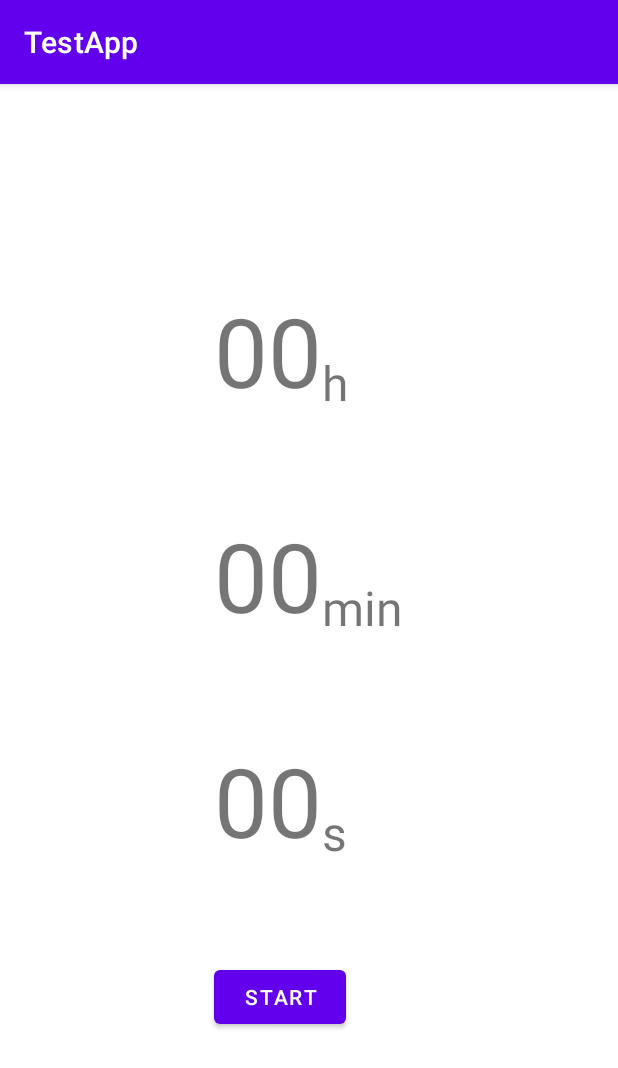
After one commit to MuroPlankton/TestApp, an Android app: the TimerActivity screen opened directly, with no data from a screen before it, on a phone screen of 412 x 824 dp. The commit adds this screen. Shown: the top 1068 px of the screen. Run offline under Robolectric (Android 15) with nearby library versions, the phone set to English and light mode, and no system bars.

Commit message:
Added timer
This commit also includes a work-in-progress blackjack game.

```diff
--- a/app/src/main/AndroidManifest.xml
+++ b/app/src/main/AndroidManifest.xml
@@ -33,6 +33,7 @@
             android:name=".citysearch.CitySearchActivity"
             android:windowSoftInputMode="adjustResize">
         </activity>
+        <activity android:name=".timer.TimerActivity"/>
 
         <uses-library
             android:name="org.apache.http.legacy"
--- /dev/null
+++ b/app/src/main/java/com/choicely/myapplication/timer/TimerActivity.java
@@ -0,0 +1,144 @@
+package com.choicely.myapplication.timer;
+
+import android.os.Bundle;
+import android.os.CountDownTimer;
+import android.view.View;
+import android.widget.Button;
+import android.widget.TextView;
+import android.widget.Toast;
+
+import androidx.annotation.Nullable;
+import androidx.appcompat.app.AppCompatActivity;
+
+import com.choicely.myapplication.R;
+
+import java.util.ArrayList;
+import java.util.List;
+
+public class TimerActivity extends AppCompatActivity {
+
+    private static final String TAG = "TimerActivity";
+    private TextView hoursText, minutesText, secondsText;
+    private Button controlButton;
+    private boolean isTimerRunning = false;
+    long time;
+    private CountDownTimer countDownTimer;
+
+    private View.OnClickListener onClickListener = v -> {
+        List<Integer> digits = getDigitsOnScreen();
+
+        switch (v.getId()) {
+            default:
+            case R.id.activity_timer_hours:
+                hoursText.setText(advanceDigit(digits.get(2), 24));
+                break;
+            case R.id.activity_timer_minutes:
+                minutesText.setText(advanceDigit(digits.get(1), 59));
+                break;
+            case R.id.activity_timer_seconds:
+                secondsText.setText(advanceDigit(digits.get(0), 59));
+        }
+
+        updateTimeValue();
+        if (!isTimerRunning && time > 0) {
+            controlButton.setEnabled(true);
+        } else if (isTimerRunning) {
+            countDownTimer.cancel();
+            controlButton.setText(R.string.timer_start);
+            isTimerRunning = false;
+        }
+    };
+
+    @Override
+    protected void onCreate(@Nullable Bundle savedInstanceState) {
+        super.onCreate(savedInstanceState);
+        setContentView(R.layout.activity_timer);
+
+        hoursText = findViewById(R.id.activity_timer_hours);
+        hoursText.setText("00");
+        minutesText = findViewById(R.id.activity_timer_minutes);
+        minutesText.setText("00");
+        secondsText = findViewById(R.id.activity_timer_seconds);
+        secondsText.setText("00");
+
+        hoursText.setOnClickListener(onClickListener);
+        minutesText.setOnClickListener(onClickListener);
+        secondsText.setOnClickListener(onClickListener);
+
+        controlButton = findViewById(R.id.activity_timer_button);
+        controlButton.setText(R.string.timer_start);
+        controlButton.setOnClickListener(v -> {
+            controlButton.setText((isTimerRunning) ? R.string.timer_start : R.string.stop_timer);
+            if (isTimerRunning) {
+                countDownTimer.cancel();
+                hoursText.setText("00");
+                minutesText.setText("00");
+                secondsText.setText("00");
+                controlButton.setEnabled(false);
+                isTimerRunning = false;
+            } else {
+                startTimer();
+                isTimerRunning = true;
+            }
+        });
+    }
+
+    private void updateTimeValue() {
+        List<Integer> digits = getDigitsOnScreen();
+        time = digits.get(2) * 60 * 60 * 1000 + digits.get(1) * 60 * 1000 + digits.get(0) * 1000;
+    }
+
+    private String advanceDigit(int currentNumber, int maxNumber) {
+        if (currentNumber >= maxNumber) {
+            return "00";
+        }
+
+        currentNumber++;
+        return (currentNumber < 10) ? "0" + currentNumber : "" + currentNumber;
+    }
+
+    private void startTimer() {
+        updateTimeValue();
+        countDownTimer = new CountDownTimer(time, 1000) {
+            @Override
+            public void onTick(long millisUntilFinished) {
+                lowerDigits();
+            }
+
+            @Override
+            public void onFinish() {
+                Toast.makeText(getApplicationContext(), "Time is up!", Toast.LENGTH_LONG).show();
+                isTimerRunning = false;
+                controlButton.setEnabled(false);
+                controlButton.setText(R.string.timer_start);
+            }
+        };
+        countDownTimer.start();
+    }
+
+    private void lowerDigits() {
+        List<Integer> digits = getDigitsOnScreen();
+        int seconds = digits.get(0);
+        if (seconds < 1) {
+            secondsText.setText("59");
+            int minutes = digits.get(1);
+            if (minutes < 1) {
+                minutesText.setText("59");
+                int hours = digits.get(2) - 1;
+                hoursText.setText((hours < 10) ? "0" + hours : "" + hours);
+            } else {
+                minutesText.setText((minutes - 1 < 10) ? "0" + (minutes - 1) : "" + (minutes - 1));
+            }
+        } else {
+            secondsText.setText((seconds - 1 < 10) ? "0" + (seconds - 1) : "" + (seconds - 1));
+        }
+    }
+
+    private List<Integer> getDigitsOnScreen() {
+        List<Integer> digits = new ArrayList<>();
+        digits.add(Integer.parseInt(secondsText.getText().toString()));
+        digits.add(Integer.parseInt(minutesText.getText().toString()));
+        digits.add(Integer.parseInt(hoursText.getText().toString()));
+        return digits;
+    }
+}
--- /dev/null
+++ b/app/src/main/res/layout/activity_timer.xml
@@ -0,0 +1,76 @@
+<?xml version="1.0" encoding="utf-8"?>
+<RelativeLayout
+    xmlns:android="http://schemas.android.com/apk/res/android"
+    xmlns:tools="http://schemas.android.com/tools"
+    android:layout_width="match_parent"
+    android:layout_height="match_parent"
+    android:gravity="center"
+    >
+
+    <TextView
+        android:id="@+id/activity_timer_hours"
+        android:layout_width="wrap_content"
+        android:layout_height="wrap_content"
+        android:layout_marginVertical="32dp"
+        android:textSize="64sp"
+        tools:text="00"
+        android:gravity="center_vertical"
+        />
+
+    <TextView
+        android:layout_width="wrap_content"
+        android:layout_height="wrap_content"
+        android:layout_alignBottom="@id/activity_timer_hours"
+        android:layout_toRightOf="@id/activity_timer_hours"
+        android:text="@string/h"
+        android:textSize="32sp"
+        />
+
+    <TextView
+        android:id="@+id/activity_timer_minutes"
+        android:layout_width="wrap_content"
+        android:layout_height="wrap_content"
+        android:layout_below="@id/activity_timer_hours"
+        android:layout_marginVertical="32dp"
+        android:textSize="64sp"
+        tools:text="00"
+        />
+
+    <TextView
+        android:layout_width="wrap_content"
+        android:layout_height="wrap_content"
+        android:layout_alignBottom="@id/activity_timer_minutes"
+        android:layout_toRightOf="@id/activity_timer_minutes"
+        android:text="@string/min"
+        android:textSize="32sp"
+        />
+
+    <TextView
+        android:id="@+id/activity_timer_seconds"
+        android:layout_width="wrap_content"
+        android:layout_height="wrap_content"
+        android:layout_below="@id/activity_timer_minutes"
+        android:layout_marginVertical="32dp"
+        android:textSize="64sp"
+        tools:text="00"
+        />
+
+    <TextView
+        android:layout_width="wrap_content"
+        android:layout_height="wrap_content"
+        android:layout_alignBottom="@id/activity_timer_seconds"
+        android:layout_toRightOf="@id/activity_timer_seconds"
+        android:text="@string/s"
+        android:textSize="32sp"
+        />
+
+    <Button
+        android:id="@+id/activity_timer_button"
+        android:layout_width="wrap_content"
+        android:layout_height="wrap_content"
+        android:layout_below="@id/activity_timer_seconds"
+        android:layout_marginVertical="32dp"
+        tools:text="@string/timer_start"
+        />
+
+</RelativeLayout>
--- a/app/src/main/res/values/strings.xml
+++ b/app/src/main/res/values/strings.xml
@@ -13,4 +13,11 @@
     <string name="fragment_bee_text">According to all known laws of aviation, a bee should not be able to fly.</string>
     <string name="view_pager">ViewPager screen</string>
     <string name="city_search">City search</string>
+    <string name="placeholder">placeholder</string>
+    <string name="h">h</string>
+    <string name="min">min</string>
+    <string name="s">s</string>
+    <string name="timer_start">Start</string>
+    <string name="stop_timer">Stop</string>
+    <string name="timer">Timer</string>
 </resources>
```
Also changed, not shown: app/src/main/java/com/choicely/myapplication/MainActivity.java (+8 -1 lines), app/src/main/java/com/choicely/myapplication/blackjack/BlackJackActivity.java (added, +28 -0 lines), app/src/main/java/com/choicely/myapplication/citysearch/CitySearchActivity.java (+7 -5 lines), app/src/main/res/layout/activity_blackjack.xml (added, +103 -0 lines), app/src/main/res/layout/activity_main.xml (+9 -0 lines), app/src/main/res/layout/blackjack_hand_fragment.xml (added, +44 -0 lines).
